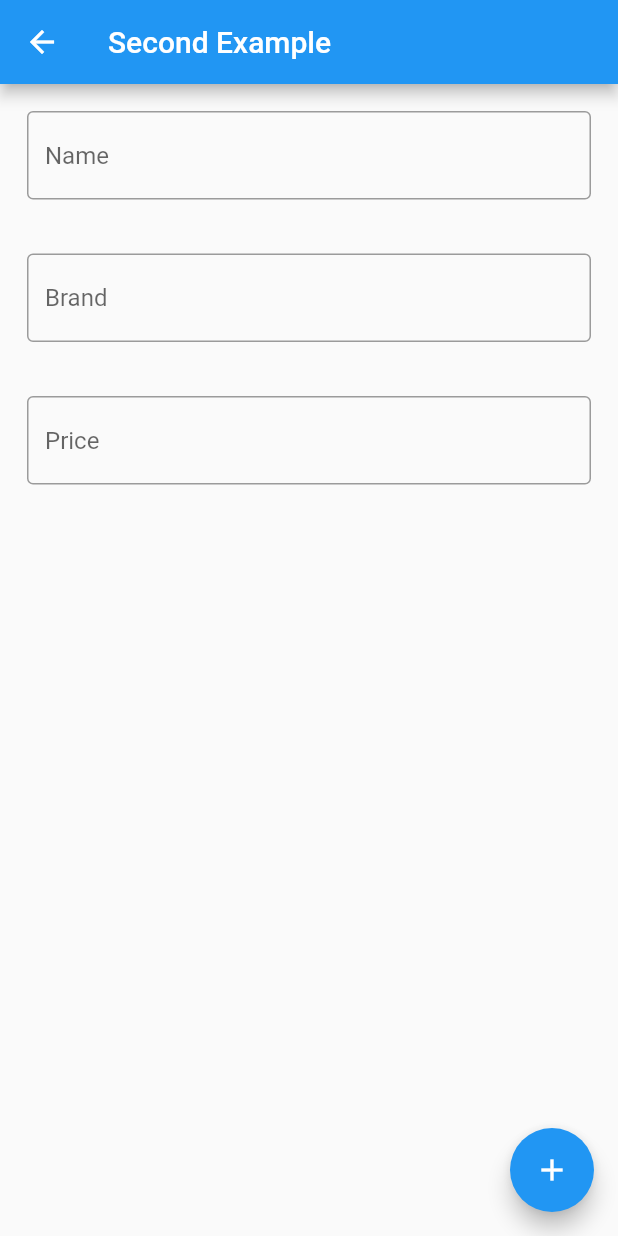
After one commit to muhriddinbek-off/hive_package_database, a Flutter app: the SecondExample screen opened directly, on a phone screen of 412 x 824 dp. The commit adds this screen. Run offline on Flutter 3.47's test engine with Material 2 defaults, Android fonts, the phone set to English and light mode, and no system bars; our stand-ins replace hive, hive_flutter; accounts and stored records are empty.

Commit message:
second example

```diff
--- /dev/null
+++ b/lib/data/adapters/car_adapter.dart
@@ -0,0 +1,23 @@
+import 'package:hive_flutter/adapters.dart';
+import 'package:hive_package_database/data/models/car_model.dart';
+
+class CarAdapter extends TypeAdapter<CarModel> {
+  @override
+  final int typeId = 0;
+
+  @override
+  CarModel read(BinaryReader reader) {
+    final name = reader.read() as String;
+    final brand = reader.read() as String;
+    final price = reader.read() as num;
+
+    return CarModel(brand: brand, name: name, price: price);
+  }
+
+  @override
+  void write(BinaryWriter writer, CarModel obj) {
+    writer.write(obj.name);
+    writer.write(obj.brand);
+    writer.write(obj.price);
+  }
+}
--- /dev/null
+++ b/lib/data/models/car_model.dart
@@ -0,0 +1,15 @@
+import 'package:hive_flutter/adapters.dart';
+
+class CarModel extends HiveObject {
+  @HiveField(0)
+  String name;
+  @HiveField(0)
+  String brand;
+  @HiveField(1)
+  num price;
+  CarModel({
+    required this.brand,
+    required this.name,
+    required this.price,
+  });
+}
--- a/lib/main.dart
+++ b/lib/main.dart
@@ -1,5 +1,6 @@
 import 'package:flutter/material.dart';
 import 'package:hive_flutter/adapters.dart';
+import 'package:hive_package_database/data/adapters/car_adapter.dart';
 import 'package:hive_package_database/ui/first_example.dart';
 import 'package:path_provider/path_provider.dart';
 
@@ -8,6 +9,8 @@ void main() async {
   final addDocumentDirectory = await getApplicationDocumentsDirectory();
   Hive.init(addDocumentDirectory.path);
   await Hive.openBox('myBox');
+  Hive.registerAdapter(CarAdapter());
+  await Hive.openBox('myCarBox');
   runApp(const MyApp());
 }
 
--- a/lib/ui/first_example.dart
+++ b/lib/ui/first_example.dart
@@ -1,5 +1,6 @@
 import 'package:flutter/material.dart';
 import 'package:hive_flutter/adapters.dart';
+import 'package:hive_package_database/ui/second_example.dart';
 
 class FirstExamplePage extends StatefulWidget {
   const FirstExamplePage({super.key});
@@ -16,6 +17,9 @@ class _FirstExamplePageState extends State<FirstExamplePage> {
   @override
   Widget build(BuildContext context) {
     return Scaffold(
+      floatingActionButton: FloatingActionButton(onPressed: () {
+        Navigator.push(context, MaterialPageRoute(builder: (context) => const SecondExample()));
+      }),
       body: Container(
         height: MediaQuery.of(context).size.height,
         width: MediaQuery.of(context).size.width,
--- /dev/null
+++ b/lib/ui/second_example.dart
@@ -0,0 +1,71 @@
+import 'package:flutter/material.dart';
+import 'package:hive/hive.dart';
+import 'package:hive_package_database/data/models/car_model.dart';
+
+class SecondExample extends StatefulWidget {
+  const SecondExample({super.key});
+
+  @override
+  State<SecondExample> createState() => _SecondExampleState();
+}
+
+class _SecondExampleState extends State<SecondExample> {
+  TextEditingController name = TextEditingController();
+  TextEditingController brand = TextEditingController();
+  TextEditingController price = TextEditingController();
+  @override
+  Widget build(BuildContext context) {
+    var carInfo = Hive.box('myCarBox');
+    return Scaffold(
+      appBar: AppBar(title: const Text('Second Example')),
+      body: Column(
+        children: [
+          Padding(
+            padding: const EdgeInsets.all(18.0),
+            child: TextField(
+              controller: name,
+              decoration: const InputDecoration(hintText: 'Name', border: OutlineInputBorder()),
+            ),
+          ),
+          Padding(
+            padding: const EdgeInsets.all(18.0),
+            child: TextField(
+              controller: brand,
+              decoration: const InputDecoration(hintText: 'Brand', border: OutlineInputBorder()),
+            ),
+          ),
+          Padding(
+            padding: const EdgeInsets.all(18.0),
+            child: TextField(
+              controller: price,
+              decoration: const InputDecoration(hintText: 'Price', border: OutlineInputBorder()),
+            ),
+          ),
+          Expanded(
+              child: ListView.builder(
+                  itemCount: carInfo.values.length,
+                  itemBuilder: (context, index) {
+                    List<CarModel> cars = carInfo.values.toList().cast();
+                    return ListTile(
+                      title: Text(cars[index].name),
+                      subtitle: Text(cars[index].brand),
+                      trailing: Text(cars[index].price.toString()),
+                      leading: CircleAvatar(child: Text('${index + 1}')),
+                    );
+                  }))
+        ],
+      ),
+      floatingActionButton: FloatingActionButton(
+        onPressed: () {
+          setState(() {
+            carInfo.add(CarModel(brand: brand.text, name: name.text, price: int.parse(price.text)));
+            name.clear();
+            brand.clear();
+            price.clear();
+          });
+        },
+        child: const Icon(Icons.add),
+      ),
+    );
+  }
+}
```
